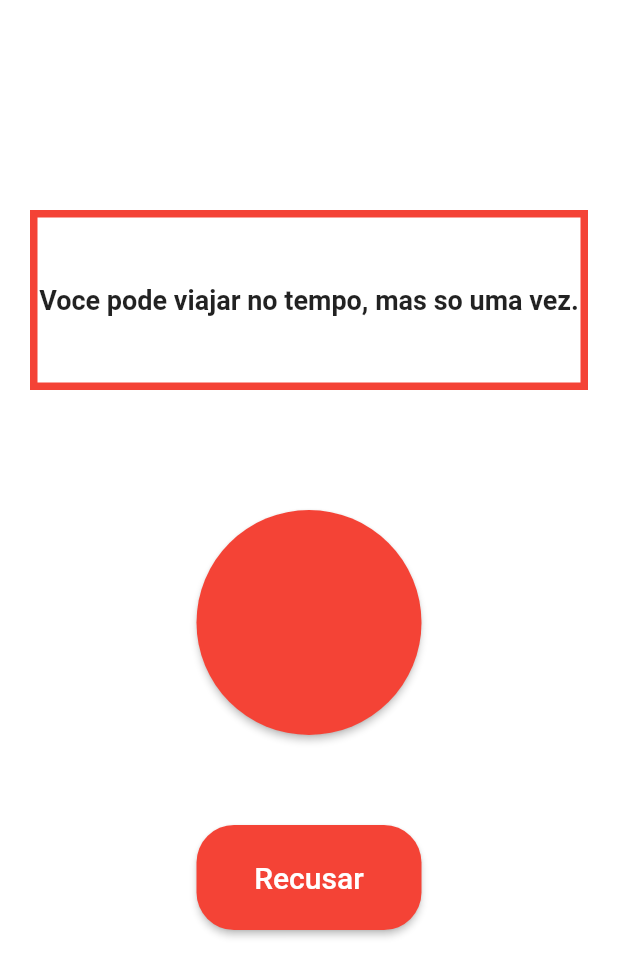
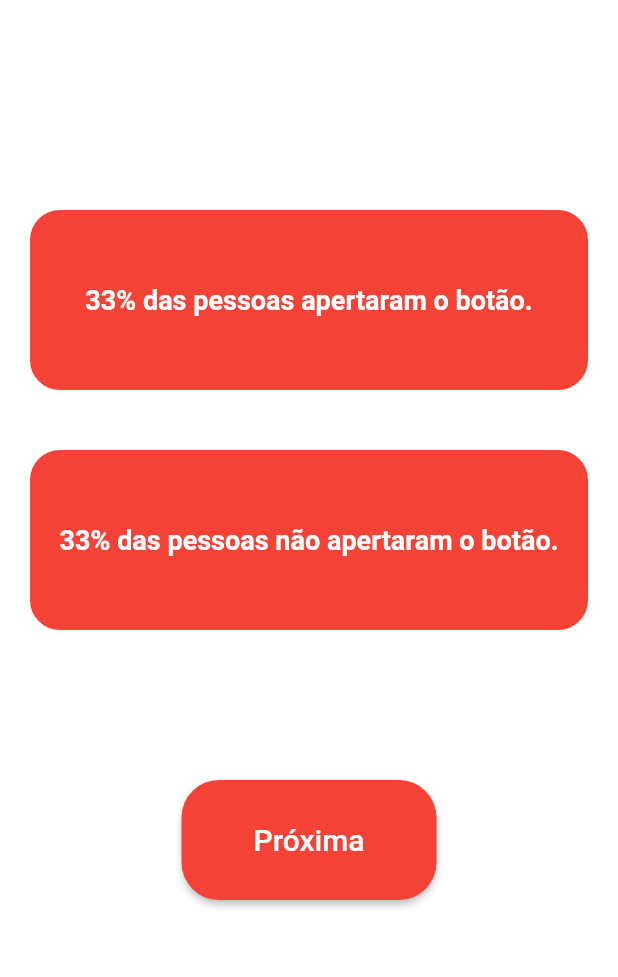
Before and after one commit to RamonFrias/dilema-do-botao, a Flutter app: the JogarPage screen opened directly, after a tap on "Recusar", on a phone screen of 412 x 824 dp. Shown: the top 977 px of the screen. Run offline on Flutter 3.47's test engine with Material 2 defaults, Android fonts, the phone set to English and light mode, and no system bars.

Commit message:
Tela de porcentagem finalizada

```diff
--- a/lib/pages/jogar.page.dart
+++ b/lib/pages/jogar.page.dart
@@ -1,6 +1,5 @@
 import 'dart:math';
-
-import 'package:flutter/cupertino.dart';
+import 'package:dilemadobotao/pages/porcentagem.page.dart';
 import 'package:flutter/material.dart';
 
 List<String> lista = [
@@ -48,6 +47,11 @@ class _JogarPageState extends State<JogarPage> {
                         ),
                         alignment: Alignment.center,
                         decoration: const BoxDecoration(
+                          borderRadius: BorderRadius.only(
+                              topLeft: Radius.circular(20),
+                              topRight: Radius.circular(20),
+                              bottomLeft: Radius.circular(20),
+                              bottomRight: Radius.circular(20)),
                           border: Border(
                             top: BorderSide(
                                 width: 5,
@@ -91,7 +95,7 @@ class _JogarPageState extends State<JogarPage> {
                         Navigator.push(
                             context,
                             MaterialPageRoute(
-                                builder: (context) => const JogarPage()));
+                                builder: (context) => const PorcentagemPage()));
                       },
                       child: const Text(
                         '',
@@ -123,7 +127,7 @@ class _JogarPageState extends State<JogarPage> {
                         Navigator.push(
                             context,
                             MaterialPageRoute(
-                                builder: (context) => const JogarPage()));
+                                builder: (context) => const PorcentagemPage()));
                       },
                       child: const Text(
                         'Recusar',
--- a/lib/pages/porcentagem.page.dart
+++ b/lib/pages/porcentagem.page.dart
@@ -1,26 +1,144 @@
+import 'package:dilemadobotao/pages/jogar.page.dart';
 import 'package:flutter/material.dart';
 
-class PaginaPorcentagem extends StatefulWidget {
-  const PaginaPorcentagem({Key? key}) : super(key: key);
+class PorcentagemPage extends StatefulWidget {
+  const PorcentagemPage({Key? key}) : super(key: key);
 
   @override
-  State<PaginaPorcentagem> createState() => _PaginaPorcentagem();
+  State<PorcentagemPage> createState() => _PorcentagemPage();
 }
 
-class _PaginaPorcentagem extends State<PaginaPorcentagem> {
+class _PorcentagemPage extends State<PorcentagemPage> {
   @override
   Widget build(BuildContext context) {
     return Scaffold(
-      backgroundColor: Colors.white,
-      body: Column(children: const <Widget>[
-        SizedBox(
-          height: 120,
-        ),
-        Text(
-          "Ola",
-          style: TextStyle(fontSize: 40),
-        )
-      ]),
-    );
+        backgroundColor: Colors.white,
+        body: Padding(
+          padding: const EdgeInsets.all(20),
+          child: Center(
+              child: Column(
+                  crossAxisAlignment: CrossAxisAlignment.start,
+                  mainAxisAlignment: MainAxisAlignment.start,
+                  children: <Widget>[
+                const SizedBox(
+                  height: 120,
+                ),
+                SizedBox(
+                  child: SizedBox(
+                      height: 120,
+                      child: Container(
+                        child: const Text(
+                          "33% das pessoas apertaram o botão.",
+                          style: TextStyle(
+                              fontSize: 18,
+                              fontWeight: FontWeight.bold,
+                              color: Colors.white),
+                        ),
+                        alignment: Alignment.center,
+                        decoration: const BoxDecoration(
+                          borderRadius: BorderRadius.only(
+                              topLeft: Radius.circular(20),
+                              topRight: Radius.circular(20),
+                              bottomLeft: Radius.circular(20),
+                              bottomRight: Radius.circular(20)),
+                          border: Border(
+                            top: BorderSide(
+                                width: 5,
+                                color: Colors.red,
+                                style: BorderStyle.solid), //BorderSide
+                            bottom: BorderSide(
+                                width: 5,
+                                color: Colors.red,
+                                style: BorderStyle.solid), //BorderSide
+                            left: BorderSide(
+                                width: 5,
+                                color: Colors.red,
+                                style: BorderStyle.solid), //Borderside
+                            right: BorderSide(
+                                width: 5,
+                                color: Colors.red,
+                                style: BorderStyle.solid), //BorderSide
+                          ),
+                          color: Colors.red,
+                        ),
+                      )),
+                ),
+                const SizedBox(
+                  height: 40,
+                ),
+                SizedBox(
+                  child: SizedBox(
+                      height: 120,
+                      child: Container(
+                        child: const Text(
+                          "33% das pessoas não apertaram o botão.",
+                          style: TextStyle(
+                              fontSize: 18,
+                              fontWeight: FontWeight.bold,
+                              color: Colors.white),
+                        ),
+                        alignment: Alignment.center,
+                        decoration: const BoxDecoration(
+                          borderRadius: BorderRadius.only(
+                              topLeft: Radius.circular(20),
+                              topRight: Radius.circular(20),
+                              bottomLeft: Radius.circular(20),
+                              bottomRight: Radius.circular(20)),
+                          border: Border(
+                            top: BorderSide(
+                                width: 5,
+                                color: Colors.red,
+                                style: BorderStyle.solid), //BorderSide
+                            bottom: BorderSide(
+                                width: 5,
+                                color: Colors.red,
+                                style: BorderStyle.solid), //BorderSide
+                            left: BorderSide(
+                                width: 5,
+                                color: Colors.red,
+                                style: BorderStyle.solid), //Borderside
+                            right: BorderSide(
+                                width: 5,
+                                color: Colors.red,
+                                style: BorderStyle.solid), //BorderSide
+                          ),
+                          color: Colors.red,
+                        ),
+                      )),
+                ),
+                const SizedBox(
+                  height: 100,
+                ),
+                Center(
+                  child: ElevatedButton(
+                      style: ButtonStyle(
+                        shape: MaterialStateProperty.all(
+                          RoundedRectangleBorder(
+                            borderRadius: BorderRadius.circular(25.0),
+                          ),
+                        ),
+                        backgroundColor:
+                            MaterialStateProperty.resolveWith<Color?>((states) {
+                          if (states.contains(MaterialState.pressed)) {
+                            return Colors.red.shade300;
+                          }
+                          return Colors.red;
+                        }),
+                        fixedSize:
+                            MaterialStateProperty.all(const Size(170, 80)),
+                      ),
+                      onPressed: () {
+                        Navigator.push(
+                            context,
+                            MaterialPageRoute(
+                                builder: (context) => const JogarPage()));
+                      },
+                      child: const Text(
+                        'Próxima',
+                        style: TextStyle(fontSize: 20),
+                      )),
+                ),
+              ])),
+        ));
   }
 }
```
